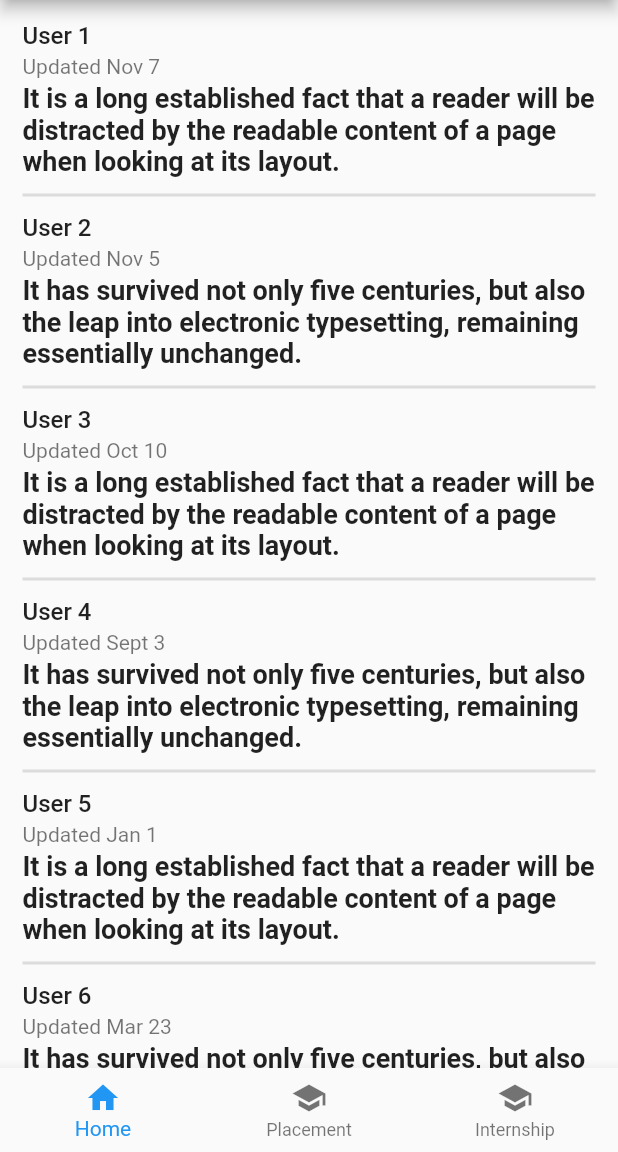
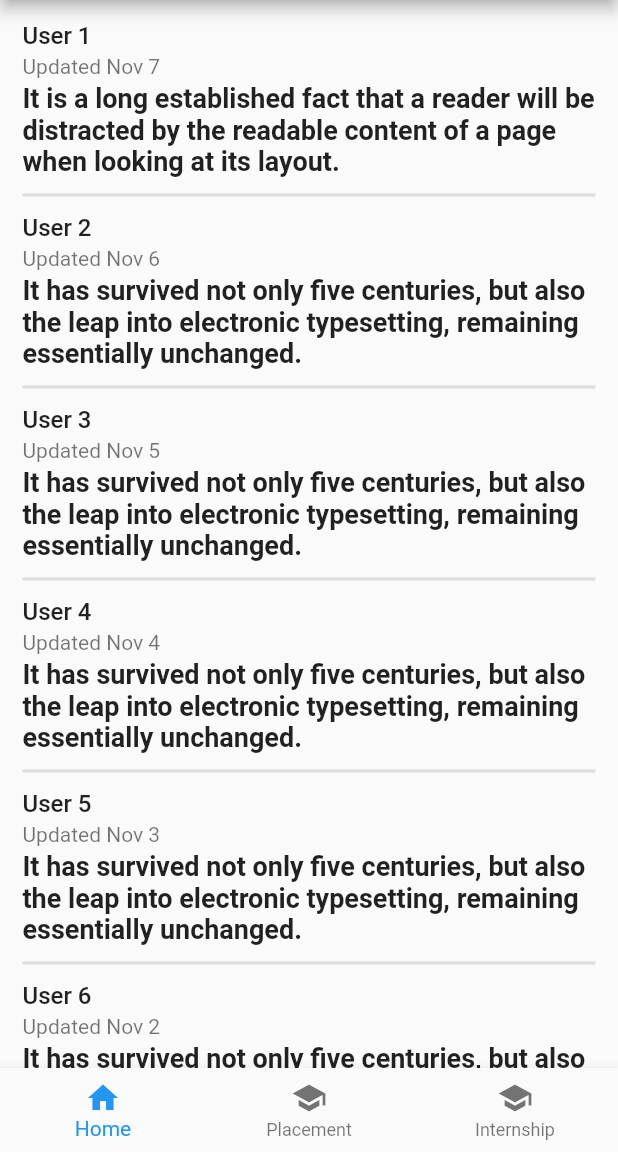
Before and after one commit to Aman-11381/TietForum, a Flutter app: the ForumPage screen opened directly, on a phone screen of 412 x 824 dp, the part 84-1236 px from its top. Run offline on Flutter 3.47's test engine with Material 2 defaults, Android fonts, the phone set to English and light mode, and no system bars.

Commit message:
initial-commit-refactor

```diff
--- /dev/null
+++ b/lib/data/forum_data.dart
@@ -0,0 +1,52 @@
+import 'package:flutter/cupertino.dart';
+import 'package:tiet_forum/widgets/forum_tile.dart';
+
+List<Widget> getForumData() {
+  List<Widget> forumData = <Widget>[];
+
+  forumData.add(ForumTile(
+      user: 'User 1',
+      date: 'Updated Nov 7',
+      title:
+          'It is a long established fact that a reader will be distracted by the readable content of a page when looking at its layout.'));
+  forumData.add(
+    ForumTile(
+      user: 'User 2',
+      date: 'Updated Nov 6',
+      title:
+          'It has survived not only five centuries, but also the leap into electronic typesetting, remaining essentially unchanged.',
+    ),
+  );
+  forumData.add(ForumTile(
+    user: 'User 3',
+    date: 'Updated Nov 5',
+    title:
+        'It has survived not only five centuries, but also the leap into electronic typesetting, remaining essentially unchanged.',
+  ));
+  forumData.add(ForumTile(
+    user: 'User 4',
+    date: 'Updated Nov 4',
+    title:
+        'It has survived not only five centuries, but also the leap into electronic typesetting, remaining essentially unchanged.',
+  ));
+  forumData.add(ForumTile(
+    user: 'User 5',
+    date: 'Updated Nov 3',
+    title:
+        'It has survived not only five centuries, but also the leap into electronic typesetting, remaining essentially unchanged.',
+  ));
+  forumData.add(ForumTile(
+    user: 'User 6',
+    date: 'Updated Nov 2',
+    title:
+        'It has survived not only five centuries, but also the leap into electronic typesetting, remaining essentially unchanged.',
+  ));
+  forumData.add(ForumTile(
+    user: 'User 7',
+    date: 'Updated Nov 1',
+    title:
+        'It has survived not only five centuries, but also the leap into electronic typesetting, remaining essentially unchanged.',
+  ));
+
+  return forumData;
+}
--- /dev/null
+++ b/lib/models/forum_model.dart
@@ -0,0 +1,7 @@
+class ForumData {
+  final username;
+  final date;
+  final title;
+
+  ForumData({this.username, this.date, this.title});
+}
--- a/lib/views/forum.dart
+++ b/lib/views/forum.dart
@@ -1,4 +1,5 @@
 import 'package:flutter/material.dart';
+import 'package:tiet_forum/data/forum_data.dart';
 
 class ForumPage extends StatefulWidget {
   const ForumPage({Key? key}) : super(key: key);
@@ -18,6 +19,15 @@ class _ForumPageState extends State<ForumPage> {
   //   });
   // }
 
+  var forumData;
+
+  @override
+  void initState() {
+    super.initState();
+
+    forumData = getForumData();
+  }
+
   @override
   Widget build(BuildContext context) {
     return Scaffold(
@@ -36,38 +46,7 @@ class _ForumPageState extends State<ForumPage> {
             child: Padding(
           padding: const EdgeInsets.symmetric(vertical: 10.0, horizontal: 15.0),
           child: Column(
-            children: [
-              ForumTile(
-                  user: 'User 1',
-                  date: 'Updated Nov 7',
-                  title:
-                      'It is a long established fact that a reader will be distracted by the readable content of a page when looking at its layout.'),
-              ForumTile(
-                  user: 'User 2',
-                  date: 'Updated Nov 5',
-                  title:
-                      'It has survived not only five centuries, but also the leap into electronic typesetting, remaining essentially unchanged.'),
-              ForumTile(
-                  user: 'User 3',
-                  date: 'Updated Oct 10',
-                  title:
-                      'It is a long established fact that a reader will be distracted by the readable content of a page when looking at its layout.'),
-              ForumTile(
-                  user: 'User 4',
-                  date: 'Updated Sept 3',
-                  title:
-                      'It has survived not only five centuries, but also the leap into electronic typesetting, remaining essentially unchanged.'),
-              ForumTile(
-                  user: 'User 5',
-                  date: 'Updated Jan 1',
-                  title:
-                      'It is a long established fact that a reader will be distracted by the readable content of a page when looking at its layout.'),
-              ForumTile(
-                  user: 'User 6',
-                  date: 'Updated Mar 23',
-                  title:
-                      'It has survived not only five centuries, but also the leap into electronic typesetting, remaining essentially unchanged.'),
-            ],
+            children: forumData,
           ),
         )),
         bottomNavigationBar: BottomNavigationBar(
@@ -95,47 +74,3 @@ class _ForumPageState extends State<ForumPage> {
         );
   }
 }
-
-class ForumTile extends StatelessWidget {
-  final user, date, title;
-
-  ForumTile({required this.user, required this.date, required this.title});
-
-  @override
-  Widget build(BuildContext context) {
-    return Container(
-      child: Column(
-        crossAxisAlignment: CrossAxisAlignment.start,
-        children: [
-          SizedBox(
-            height: 4.0,
-          ),
-          Text(
-            user,
-            style: TextStyle(fontWeight: FontWeight.w500, fontSize: 16.0),
-          ),
-          SizedBox(
-            height: 3.0,
-          ),
-          Text(
-            date,
-            style: TextStyle(color: Colors.black54, fontSize: 14.0),
-          ),
-          SizedBox(
-            height: 3.0,
-          ),
-          Text(
-            title,
-            style: TextStyle(fontWeight: FontWeight.w700, fontSize: 18.0),
-          ),
-          SizedBox(
-            height: 4.0,
-          ),
-          Divider(
-            thickness: 2.0,
-          ),
-        ],
-      ),
-    );
-  }
-}
--- /dev/null
+++ b/lib/widgets/forum_tile.dart
@@ -0,0 +1,45 @@
+import 'package:flutter/material.dart';
+
+class ForumTile extends StatelessWidget {
+  final user, date, title;
+
+  ForumTile({required this.user, required this.date, required this.title});
+
+  @override
+  Widget build(BuildContext context) {
+    return Container(
+      child: Column(
+        crossAxisAlignment: CrossAxisAlignment.start,
+        children: [
+          SizedBox(
+            height: 4.0,
+          ),
+          Text(
+            user,
+            style: TextStyle(fontWeight: FontWeight.w500, fontSize: 16.0),
+          ),
+          SizedBox(
+            height: 3.0,
+          ),
+          Text(
+            date,
+            style: TextStyle(color: Colors.black54, fontSize: 14.0),
+          ),
+          SizedBox(
+            height: 3.0,
+          ),
+          Text(
+            title,
+            style: TextStyle(fontWeight: FontWeight.w700, fontSize: 18.0),
+          ),
+          SizedBox(
+            height: 4.0,
+          ),
+          Divider(
+            thickness: 2.0,
+          ),
+        ],
+      ),
+    );
+  }
+}
```
